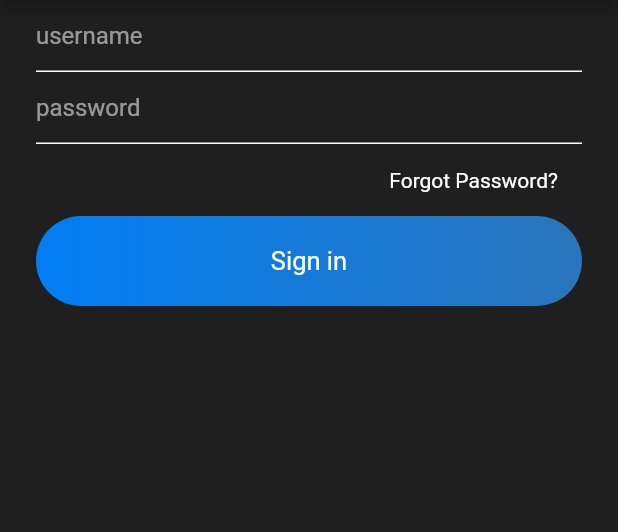
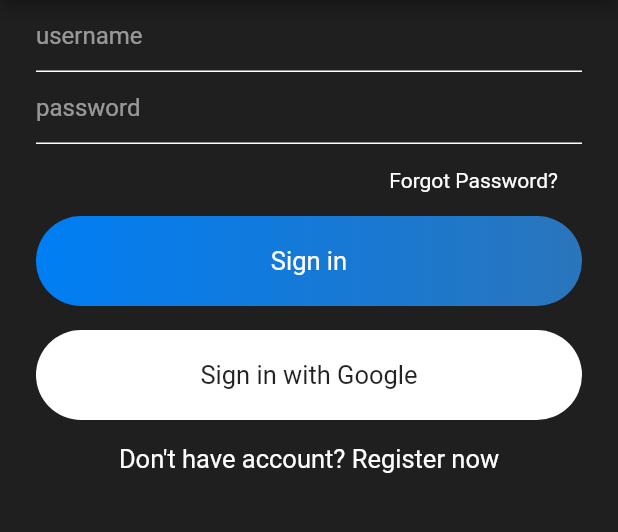
Before and after one commit to abymathewtkv/messaging_app, a Flutter app: the screen it shows after launch, on a phone screen of 412 x 824 dp, the part 84-616 px from its top. Run offline on Flutter 3.47's test engine with Material 2 defaults, Android fonts, the phone set to English and light mode, and no system bars.

Commit message:
Authentication and Register button have been done

```diff
--- a/lib/views/signin.dart
+++ b/lib/views/signin.dart
@@ -53,6 +53,29 @@ class _SignInState extends State<SignIn> {
               ),
               child: const Text("Sign in",style: TextStyle(color: Colors.white,fontSize: 17.0),) ,
             ),
+            SizedBox(
+              height: 16,
+            ),
+            Container(
+              alignment: Alignment.center,
+              width: MediaQuery.of(context).size.width,
+              padding: const EdgeInsets.symmetric(vertical: 20.0),
+              decoration:  BoxDecoration(
+                color: Colors.white,
+                  borderRadius: BorderRadius.circular(30.0)
+              ),
+              child: const Text("Sign in with Google",style: TextStyle(color: Colors.black87,fontSize: 17.0),) ,
+            ),
+            SizedBox(
+              height: 16,
+            ),
+            Row(
+              mainAxisAlignment: MainAxisAlignment.center,
+              children: <Widget>[
+                Text("Don't have account? ",style: TextStyle(color: Colors.white,fontSize: 17),),
+                Text("Register now",style: TextStyle(color: Colors.white,fontSize: 17),),
+              ],
+            ),
           ],
         ),
       ),
```
